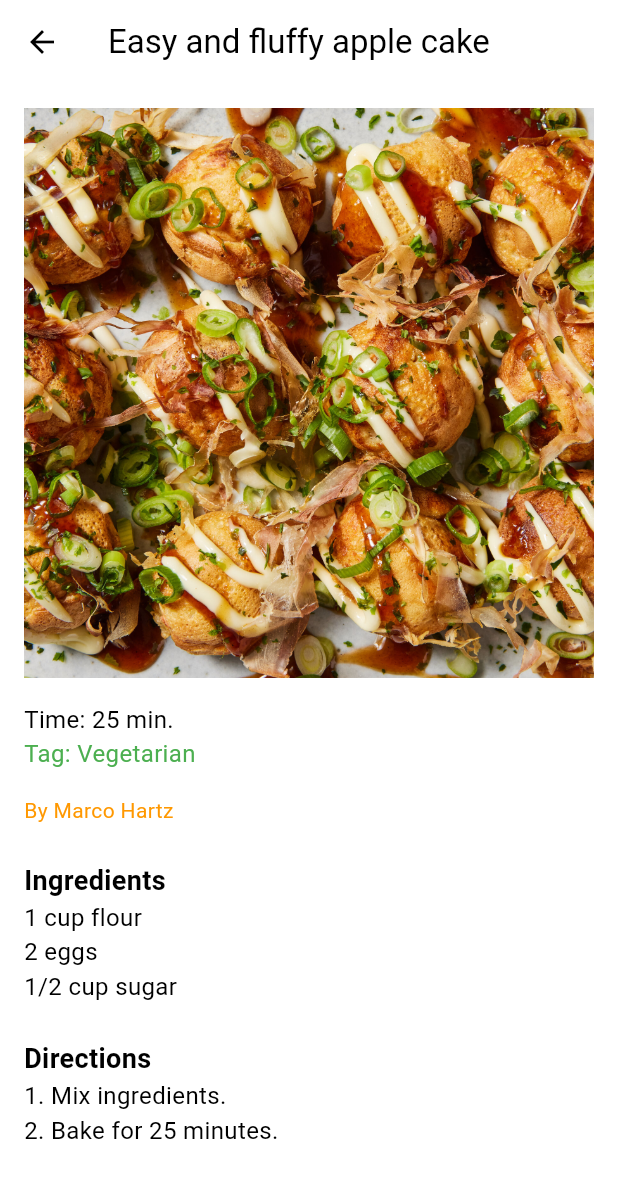
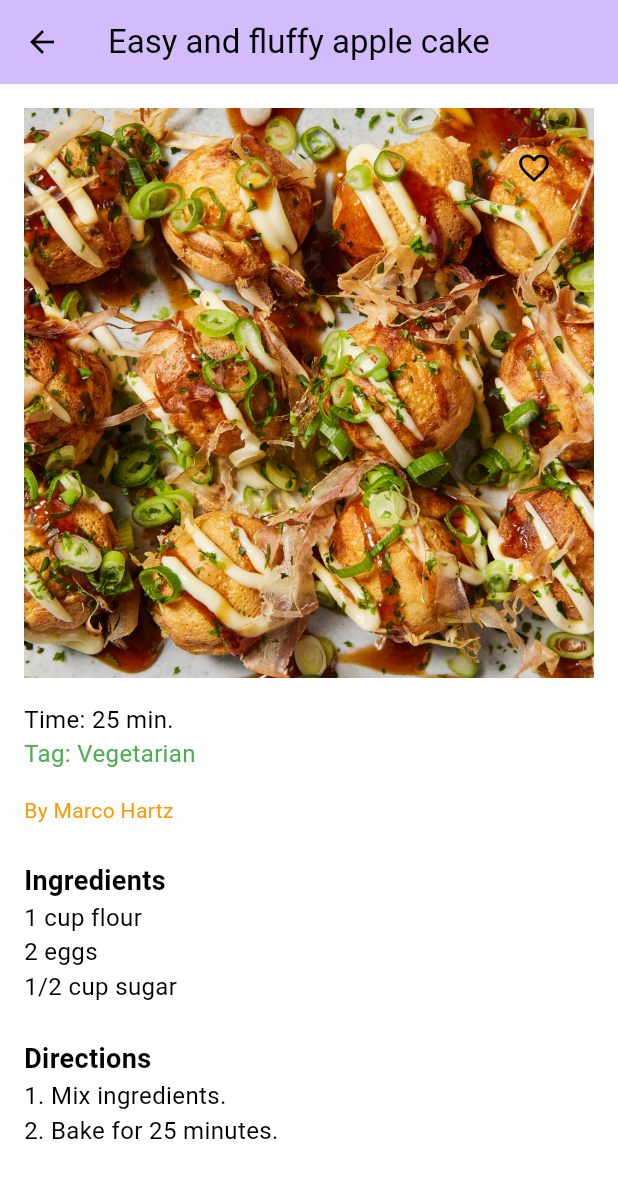
Before and after one commit to Tiew429/wyc_fyp, a Flutter app: the screen it shows after launch, after a tap on "25 min.", on a phone screen of 412 x 824 dp. Shown: the top 1178 px of the screen. Run offline on Flutter 3.47's test engine with Material 3 defaults, Android fonts, the phone set to English and light mode, and no system bars; our stand-ins replace go_router.

Commit message:
暂时性添加点赞特色（recipedetails）

```diff
--- a/lib/go_router.dart
+++ b/lib/go_router.dart
@@ -1,4 +1,6 @@
+import 'package:flutter_application_1/model/recipe.dart';
 import 'package:flutter_application_1/pages/home.dart';
+import 'package:flutter_application_1/pages/recipedetails.dart';
 import 'package:go_router/go_router.dart';
 
 final GoRouter router = GoRouter(
@@ -6,6 +8,18 @@ final GoRouter router = GoRouter(
     GoRoute(
       path: '/',
       builder: (context, state) => const Home(),
+      routes: [
+        GoRoute(
+          path: 'recipedetails',
+          builder: (context, state) {
+            final Map<String, dynamic>? extraData = state.extra as Map<String, dynamic>?;
+            return RecipedetailsPage(
+              recipe: extraData?['recipe'] as Recipe,
+              userID: extraData?['userID'] as String,
+            );
+          },
+        ),
+      ],
     ),
   ],
 );
--- a/lib/main.dart
+++ b/lib/main.dart
@@ -10,6 +10,7 @@ class MyApp extends StatelessWidget {
   @override
   Widget build(BuildContext context) {
     return MaterialApp.router(
+      debugShowCheckedModeBanner: false,
       title: 'Recipe App',
       theme: ThemeData(
         colorScheme: ColorScheme.light(
--- /dev/null
+++ b/lib/model/recipe.dart
@@ -0,0 +1,31 @@
+class Recipe {
+  final String image;
+  final String title;
+  final String time;
+  final String tag;
+  final String author;
+  final String ingredients;
+  final String steps;
+  double rating;
+  List<String> likes;
+
+  Recipe({
+    required this.image,
+    required this.title,
+    required this.time,
+    required this.tag,
+    required this.author,
+    required this.ingredients,
+    required this.steps,
+    this.rating = 0.0,
+    List<String>? likes,
+  }) : likes = likes != null ? List<String>.from(likes) : [];
+
+  void addLike(String userID) {
+    likes.add(userID);
+  }
+
+  void removeLike(String userID) {
+    likes.remove(userID);
+  }
+}
--- a/lib/model/recipedetail.dart
+++ /dev/null
@@ -1,50 +0,0 @@
-import 'package:flutter/material.dart';
-
-class RecipeDetailPage extends StatelessWidget {
-  final String image;
-  final String title;
-  final String time;
-  final String tag;
-  final String author;
-  final String ingredients;
-  final String directions;
-
-  const RecipeDetailPage({
-    super.key,
-    required this.image,
-    required this.title,
-    required this.time,
-    required this.tag,
-    required this.author,
-    required this.ingredients,
-    required this.directions,
-  });
-
-  @override
-  Widget build(BuildContext context) {
-    return Scaffold(
-      appBar: AppBar(title: Text(title)),
-      body: SingleChildScrollView(
-        padding: const EdgeInsets.all(16),
-        child: Column(
-          crossAxisAlignment: CrossAxisAlignment.start,
-          children: [
-            Image.asset(image, width: double.infinity, fit: BoxFit.cover),
-            const SizedBox(height: 16),
-            Text("Time: $time", style: const TextStyle(fontSize: 16)),
-            if (tag.isNotEmpty)
-              Text("Tag: $tag", style: const TextStyle(fontSize: 16, color: Colors.green)),
-            const SizedBox(height: 16),
-            Text("By $author", style: const TextStyle(fontSize: 14, color: Colors.orange)),
-            const SizedBox(height: 24),
-            const Text("Ingredients", style: TextStyle(fontSize: 18, fontWeight: FontWeight.bold)),
-            Text(ingredients, style: const TextStyle(fontSize: 16)),
-            const SizedBox(height: 24),
-            const Text("Directions", style: TextStyle(fontSize: 18, fontWeight: FontWeight.bold)),
-            Text(directions, style: const TextStyle(fontSize: 16)),
-          ],
-        ),
-      ),
-    );
-  }
-}
--- a/lib/pages/home_page.dart
+++ b/lib/pages/home_page.dart
@@ -1,5 +1,7 @@
 import 'package:flutter/material.dart';
-import 'package:flutter_application_1/model/recipedetail.dart';
+import 'package:flutter_application_1/model/recipe.dart';
+import 'package:flutter_application_1/pages/recipedetails.dart';
+import 'package:go_router/go_router.dart';
 
 class HomePage extends StatelessWidget {
   const HomePage({super.key});
@@ -57,19 +59,19 @@ class HomePage extends StatelessWidget {
   }) {
     return GestureDetector(
       onTap: () {
-        Navigator.push(
-          context,
-          MaterialPageRoute(
-            builder: (context) => RecipeDetailPage(
+        context.go('/recipedetails',
+          extra: {
+            'recipe': Recipe(
               image: image,
               title: title,
               time: time,
               tag: tag,
               author: author,
-              ingredients: "1 cup flour\n2 eggs\n1/2 cup sugar", // Example ingredients
-              directions: "1. Mix ingredients.\n2. Bake for 25 minutes.", // Example directions
+              ingredients: "1 cup flour\n2 eggs\n1/2 cup sugar",
+              steps: "1. Mix ingredients.\n2. Bake for 25 minutes.",
             ),
-          ),
+            'userID': "jiajun0323",
+          },
         );
       },
       child: Container(
--- /dev/null
+++ b/lib/pages/recipedetails.dart
@@ -0,0 +1,89 @@
+import 'package:flutter/material.dart';
+import 'package:flutter_application_1/model/recipe.dart';
+
+class RecipedetailsPage extends StatefulWidget {
+  final Recipe recipe;
+  final String userID;
+
+  const RecipedetailsPage({
+    super.key,
+    required this.recipe,
+    required this.userID,
+  });
+
+  @override
+  State<RecipedetailsPage> createState() => _RecipedetailsPageState();
+}
+
+class _RecipedetailsPageState extends State<RecipedetailsPage> {
+  late Recipe recipe;
+  late String userID;
+  bool isLiked = false;
+
+  @override
+  void initState() {
+    super.initState();
+    recipe = widget.recipe;
+    userID = widget.userID;
+    isLiked = recipe.likes.contains(userID);
+  }
+
+  void _onLikeButtonPressed() {
+    setState(() {
+      if (isLiked) {
+        recipe.removeLike(userID);
+        print(recipe.likes);
+      } else {
+        recipe.addLike(userID);
+        print(recipe.likes);
+      }
+      isLiked = !isLiked;
+    });
+  }
+
+  @override
+  Widget build(BuildContext context) {
+    return Scaffold(
+      appBar: AppBar(
+        title: Text(recipe.title),
+        backgroundColor: Theme.of(context).colorScheme.primary,
+      ),
+      body: SingleChildScrollView(
+        padding: const EdgeInsets.all(16),
+        child: Column(
+          crossAxisAlignment: CrossAxisAlignment.start,
+          children: [
+            Stack(
+              children: [
+                Image.asset(recipe.image, width: double.infinity, fit: BoxFit.cover),
+                Positioned(
+                  top: 16,
+                  right: 16,
+                  child: IconButton(
+                    onPressed: _onLikeButtonPressed,
+                    icon: Icon(
+                      isLiked ? Icons.favorite : Icons.favorite_border,
+                      color: isLiked ? Colors.red : null,
+                    ),
+                  ),
+                ),
+              ],
+            ),
+            const SizedBox(height: 16),
+            Text("Time: ${recipe.time}", style: const TextStyle(fontSize: 16)),
+            if (recipe.tag.isNotEmpty)
+              Text("Tag: ${recipe.tag}", style: const TextStyle(fontSize: 16, color: Colors.green)),
+            const SizedBox(height: 16),
+            Text("By ${recipe.author}", style: const TextStyle(fontSize: 14, color: Colors.orange)),
+            const SizedBox(height: 24),
+            const Text("Ingredients", style: TextStyle(fontSize: 18, fontWeight: FontWeight.bold)),
+            Text(recipe.ingredients, style: const TextStyle(fontSize: 16)),
+            const SizedBox(height: 24),
+            const Text("Directions", style: TextStyle(fontSize: 18, fontWeight: FontWeight.bold)),
+            Text(recipe.steps, style: const TextStyle(fontSize: 16)),
+          ],
+        ),
+      ),
+    );
+  }
+}
```
Also changed, not shown: lib/pages/home.dart (+4 -4 lines), lib/pages/addrecipe.dart (renamed from lib/pages/add_recipe_pages/addrecipe.dart), lib/pages/bookmark.dart (renamed from lib/pages/bookmark_pages/bookmark.dart), lib/pages/camera.dart (renamed from lib/pages/camera_pages/camera.dart), lib/pages/profile.dart (renamed from lib/pages/profile_pages.dart/profile.dart).
